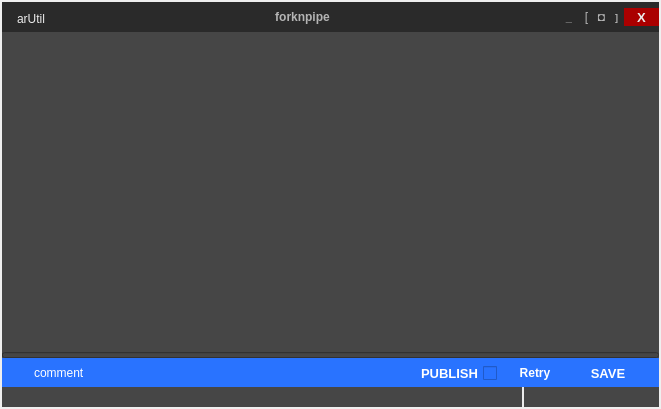
First picture: the form in lib/utils/ui/arUtil.ui, repository alexanderrichtertd/plex, before the edit.
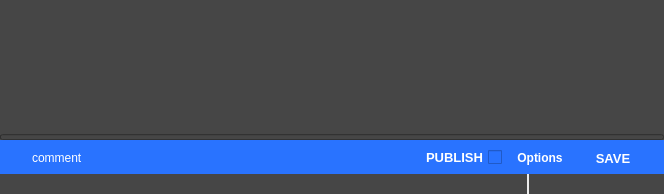
Second picture: the form after the edit. Icons and pictures are not drawn.

Commit message: ADD functions & meta, MOD data/scripts.xml, arUtil: delete header code

Patch:
```diff
--- a/lib/utils/ui/arUtil.ui
+++ b/lib/utils/ui/arUtil.ui
@@ -6,14 +6,14 @@
    <rect>
     <x>0</x>
     <y>0</y>
-    <width>661</width>
-    <height>409</height>
+    <width>664</width>
+    <height>194</height>
    </rect>
   </property>
   <property name="minimumSize">
    <size>
     <width>500</width>
-    <height>300</height>
+    <height>150</height>
    </size>
   </property>
   <property name="maximumSize">
@@ -34,7 +34,7 @@
     <number>0</number>
    </property>
    <property name="margin">
-    <number>2</number>
+    <number>0</number>
    </property>
    <item>
     <widget class="QWidget" name="wg" native="true">
@@ -68,284 +68,6 @@
       <property name="margin">
        <number>0</number>
       </property>
-      <item>
-       <widget class="QWidget" name="wgHeader" native="true">
-        <property name="minimumSize">
-         <size>
-          <width>0</width>
-          <height>30</height>
-         </size>
-        </property>
-        <property name="maximumSize">
-         <size>
-          <width>16777215</width>
-          <height>30</height>
-         </size>
-        </property>
-        <property name="styleSheet">
-         <string notr="true">background-color: rgb(42,42, 42);</string>
-        </property>
-        <layout class="QHBoxLayout" name="horizontalLayout_7">
-         <property name="spacing">
-          <number>6</number>
-         </property>
-         <property name="leftMargin">
-          <number>2</number>
-         </property>
-         <property name="topMargin">
-          <number>0</number>
-         </property>
-         <property name="rightMargin">
-          <number>0</number>
-         </property>
-         <property name="bottomMargin">
-          <number>0</number>
-         </property>
-         <item>
-          <layout class="QHBoxLayout" name="horizontalLayout_10">
-           <property name="topMargin">
-            <number>3</number>
-           </property>
-           <item>
-            <widget class="QLabel" name="lblScriptImg">
-             <property name="maximumSize">
-              <size>
-               <width>18</width>
-               <height>18</height>
-              </size>
-             </property>
-             <property name="text">
-              <string/>
-             </property>
-             <property name="pixmap">
-              <pixmap resource="../../../img/img.qrc">:/btn/btn/btnProject48.png</pixmap>
-             </property>
-             <property name="scaledContents">
-              <bool>true</bool>
-             </property>
-            </widget>
-           </item>
-           <item>
-            <widget class="QLabel" name="lblScriptName">
-             <property name="toolTip">
-              <string>Script Name</string>
-             </property>
-             <property name="text">
-              <string>arUtil</string>
-             </property>
-            </widget>
-           </item>
-          </layout>
-         </item>
-         <item>
-          <spacer name="horizontalSpacer">
-           <property name="orientation">
-            <enum>Qt::Horizontal</enum>
-           </property>
-           <property name="sizeType">
-            <enum>QSizePolicy::Expanding</enum>
-           </property>
-           <property name="sizeHint" stdset="0">
-            <size>
-             <width>40</width>
-             <height>20</height>
-            </size>
-           </property>
-          </spacer>
-         </item>
-         <item>
-          <widget class="QLabel" name="lblProjectName">
-           <property name="font">
-            <font>
-             <weight>75</weight>
-             <bold>true</bold>
-            </font>
-           </property>
-           <property name="toolTip">
-            <string>Project Name</string>
-           </property>
-           <property name="styleSheet">
-            <string notr="true">color: rgb(180, 180, 180);</string>
-           </property>
-           <property name="text">
-            <string>forknpipe</string>
-           </property>
-           <property name="alignment">
-            <set>Qt::AlignCenter</set>
-           </property>
-          </widget>
-         </item>
-         <item>
-          <spacer name="horizontalSpacer_2">
-           <property name="orientation">
-            <enum>Qt::Horizontal</enum>
-           </property>
-           <property name="sizeType">
-            <enum>QSizePolicy::Expanding</enum>
-           </property>
-           <property name="sizeHint" stdset="0">
-            <size>
-             <width>40</width>
-             <height>20</height>
-            </size>
-           </property>
-          </spacer>
-         </item>
-         <item>
-          <widget class="QWidget" name="wgHeaderBtn" native="true">
-           <layout class="QHBoxLayout" name="horizontalLayout_13">
-            <property name="spacing">
-             <number>0</number>
-            </property>
-            <property name="margin">
-             <number>0</number>
-            </property>
-            <item>
-             <widget class="QPushButton" name="btnMinimize">
-              <property name="minimumSize">
-               <size>
-                <width>20</width>
-                <height>20</height>
-               </size>
-              </property>
-              <property name="font">
-               <font>
-                <pointsize>8</pointsize>
-                <weight>75</weight>
-                <bold>true</bold>
-               </font>
-              </property>
-              <property name="toolTip">
-               <string>Minimize</string>
-              </property>
-              <property name="styleSheet">
-               <string notr="true">color: rgb(180, 180, 180);</string>
-              </property>
-              <property name="text">
-               <string>_</string>
-              </property>
-              <property name="shortcut">
-               <string>Down</string>
-              </property>
-             </widget>
-            </item>
-            <item>
-             <widget class="QPushButton" name="btnLayoutL">
-              <property name="minimumSize">
-               <size>
-                <width>15</width>
-                <height>20</height>
-               </size>
-              </property>
-              <property name="toolTip">
-               <string>Align Left</string>
-              </property>
-              <property name="styleSheet">
-               <string notr="true">color: rgb(180, 180, 180);</string>
-              </property>
-              <property name="text">
-               <string>[</string>
-              </property>
-              <property name="shortcut">
-               <string>Left</string>
-              </property>
-             </widget>
-            </item>
-            <item>
-             <widget class="QPushButton" name="btnMaximize">
-              <property name="minimumSize">
-               <size>
-                <width>15</width>
-                <height>20</height>
-               </size>
-              </property>
-              <property name="toolTip">
-               <string>Maximize</string>
-              </property>
-              <property name="styleSheet">
-               <string notr="true">color: rgb(180, 180, 180);</string>
-              </property>
-              <property name="text">
-               <string>◘</string>
-              </property>
-              <property name="shortcut">
-               <string>Up</string>
-              </property>
-             </widget>
-            </item>
-            <item>
-             <widget class="QPushButton" name="btnLayoutR">
-              <property name="minimumSize">
-               <size>
-                <width>15</width>
-                <height>20</height>
-               </size>
-              </property>
-              <property name="font">
-               <font>
-                <pointsize>7</pointsize>
-                <weight>75</weight>
-                <bold>true</bold>
-               </font>
-              </property>
-              <property name="toolTip">
-               <string>Align Right</string>
-              </property>
-              <property name="styleSheet">
-               <string notr="true">color: rgb(180, 180, 180);</string>
-              </property>
-              <property name="text">
-               <string>]</string>
-              </property>
-              <property name="shortcut">
-               <string>Right</string>
-              </property>
-             </widget>
-            </item>
-            <item>
-             <widget class="QPushButton" name="btnClose">
-              <property name="minimumSize">
-               <size>
-                <width>35</width>
-                <height>18</height>
-               </size>
-              </property>
-              <property name="font">
-               <font>
-                <pointsize>10</pointsize>
-                <weight>75</weight>
-                <bold>true</bold>
-               </font>
-              </property>
-              <property name="toolTip">
-               <string>Close</string>
-              </property>
-              <property name="styleSheet">
-               <string notr="true">QPushButton{
-background-color: rgb(170, 0, 0);
-}
-QPushButton#pushButton { 
-    background-color: #ffffff;
-    border: 0px;
-}</string>
-              </property>
-              <property name="text">
-               <string>X</string>
-              </property>
-              <property name="shortcut">
-               <string>Esc</string>
-              </property>
-              <property name="flat">
-               <bool>false</bool>
-              </property>
-             </widget>
-            </item>
-           </layout>
-          </widget>
-         </item>
-        </layout>
-       </widget>
-      </item>
       <item>
        <layout class="QVBoxLayout" name="verticalLayout" stretch="0">
         <property name="spacing">
@@ -376,7 +98,7 @@
         <property name="maximumSize">
          <size>
           <width>16777215</width>
-          <height>53</height>
+          <height>40</height>
          </size>
         </property>
         <layout class="QVBoxLayout" name="verticalLayout_7">
@@ -386,44 +108,6 @@
          <property name="margin">
           <number>0</number>
          </property>
-         <item>
-          <layout class="QHBoxLayout" name="horizontalLayout_3">
-           <property name="spacing">
-            <number>6</number>
-           </property>
-           <property name="topMargin">
-            <number>4</number>
-           </property>
-           <property name="rightMargin">
-            <number>43</number>
-           </property>
-           <property name="bottomMargin">
-            <number>0</number>
-           </property>
-           <item>
-            <widget class="QLabel" name="lblArrowUp">
-             <property name="maximumSize">
-              <size>
-               <width>16777215</width>
-               <height>20</height>
-              </size>
-             </property>
-             <property name="layoutDirection">
-              <enum>Qt::LeftToRight</enum>
-             </property>
-             <property name="text">
-              <string/>
-             </property>
-             <property name="pixmap">
-              <pixmap resource="../../../img/img.qrc">:/lbl/lbl/lblArrowU18.png</pixmap>
-             </property>
-             <property name="alignment">
-              <set>Qt::AlignRight|Qt::AlignTrailing|Qt::AlignVCenter</set>
-             </property>
-            </widget>
-           </item>
-          </layout>
-         </item>
          <item>
           <widget class="QProgressBar" name="prbStatus">
            <property name="maximumSize">
@@ -484,13 +168,13 @@
              <number>15</number>
             </property>
             <property name="topMargin">
-             <number>7</number>
+             <number>6</number>
             </property>
             <property name="rightMargin">
              <number>16</number>
             </property>
             <property name="bottomMargin">
-             <number>6</number>
+             <number>4</number>
             </property>
             <item>
              <layout class="QHBoxLayout" name="horizontalLayout_4">
@@ -507,8 +191,8 @@
                 </property>
                 <property name="maximumSize">
                  <size>
-                  <width>16</width>
-                  <height>16</height>
+                  <width>14</width>
+                  <height>14</height>
                  </size>
                 </property>
                 <property name="toolTip">
@@ -601,7 +285,7 @@
                  <string notr="true"/>
                 </property>
                 <property name="text">
-                 <string>Retry</string>
+                 <string>Options</string>
                 </property>
                 <property name="iconSize">
                  <size>
@@ -797,16 +481,19 @@
            <property name="toolTip">
             <string>Project</string>
            </property>
+           <property name="layoutDirection">
+            <enum>Qt::LeftToRight</enum>
+           </property>
            <property name="text">
             <string/>
            </property>
            <property name="icon">
-            <iconset>
-             <normaloff>:/program/program/arpipeline.png</normaloff>:/program/program/arpipeline.png</iconset>
+            <iconset resource="../../../img/img.qrc">
+             <normaloff>:/btn/btn/btnProject48.png</normaloff>:/btn/btn/btnProject48.png</iconset>
            </property>
            <property name="iconSize">
             <size>
-             <width>10</width>
+             <width>12</width>
              <height>12</height>
             </size>
            </property>
```
The commit also changes 17 other files.
